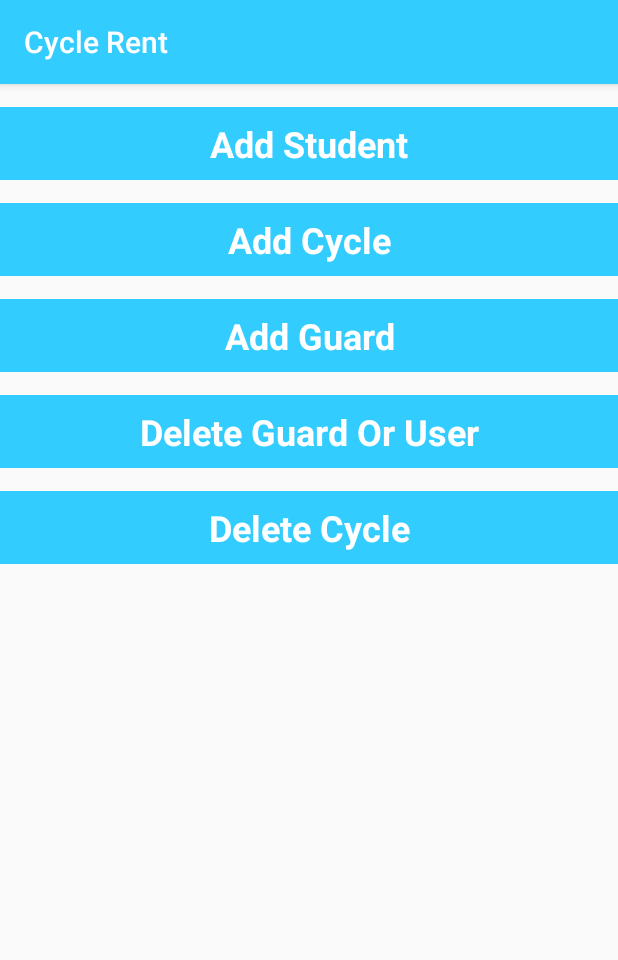
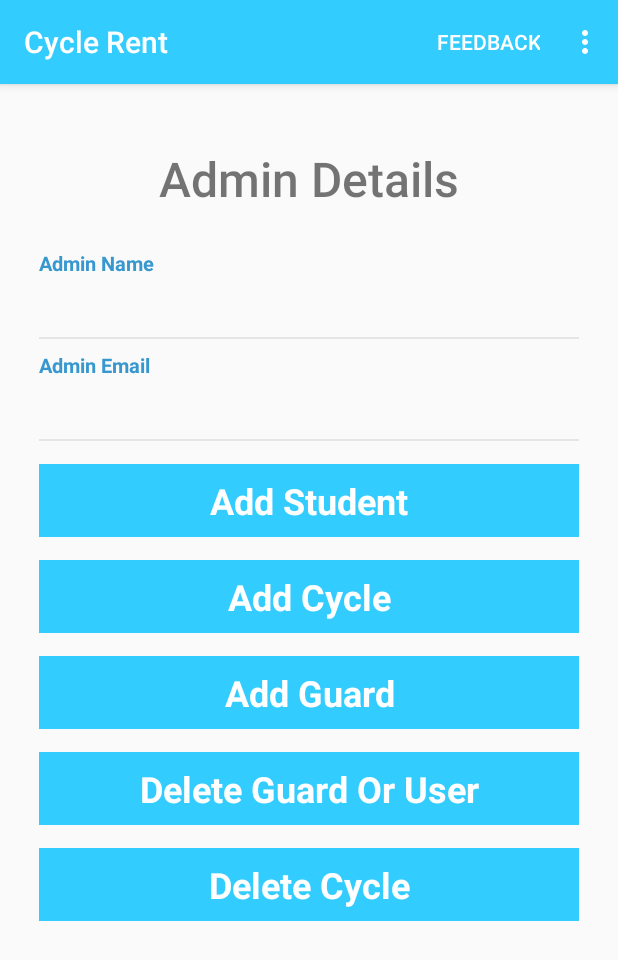
Before and after one commit to suryanshhbtu/GreenRidersHBTU, an Android app: the AdminHome screen opened directly, with no data from a screen before it, on a phone screen of 412 x 824 dp. Shown: the top 960 px of the screen. Run offline under Robolectric (Android 15) with nearby library versions, the phone set to English and light mode, and no system bars.

Commit message:
ChangePassword Added

```diff
--- a/app/src/main/AndroidManifest.xml
+++ b/app/src/main/AndroidManifest.xml
@@ -13,6 +13,9 @@
         android:supportsRtl="true"
         android:theme="@style/AppTheme"
         android:usesCleartextTraffic="true">
+        <activity
+            android:name=".ChangePassword"
+            android:exported="false" />
         <activity
             android:name=".ScannerDeleteCycle"
             android:exported="false" />
--- a/app/src/main/java/com/example/cyclerent/AdminHome.java
+++ b/app/src/main/java/com/example/cyclerent/AdminHome.java
@@ -4,15 +4,32 @@ import androidx.appcompat.app.AppCompatActivity;
 
 import android.content.Intent;
 import android.os.Bundle;
+import android.view.Menu;
+import android.view.MenuItem;
 import android.view.View;
 import android.widget.LinearLayout;
+import android.widget.TextView;
+import android.widget.Toast;
 
 public class AdminHome extends AppCompatActivity {
-
+    public static String _id;
     @Override
     protected void onCreate(Bundle savedInstanceState) {
         super.onCreate(savedInstanceState);
         setContentView(R.layout.activity_admin_home);
+
+        Intent intent = getIntent();
+        _id = intent.getStringExtra("_id");
+        String email = intent.getStringExtra("email");
+
+        String name = intent.getStringExtra("name");
+
+        TextView emailTV = (TextView) findViewById(R.id.adminEmailTV);
+        emailTV.setText(email);
+        TextView nameTV = (TextView) findViewById(R.id.adminNameTV);
+        nameTV.setText(name);
+
+
 
        findViewById(R.id.delete).setOnClickListener(new View.OnClickListener() {
             @Override
@@ -48,4 +65,44 @@ public class AdminHome extends AppCompatActivity {
 
 
     }
+
+    // Adding Menu
+    @Override
+    public boolean onCreateOptionsMenu(Menu menu) {
+        // Inflate the menu options from the res/menu/menu_catalog.xml file.
+        // This adds menu items to the app bar.
+        getMenuInflater().inflate(R.menu.menu_catalog, menu);
+        return true;
+    }
+    @Override
+    public boolean onOptionsItemSelected(MenuItem item) {
+        switch (item.getItemId()) {
+            case R.id.mailIt:
+                Intent intent = new Intent(Intent.ACTION_SEND);
+                intent.setType("text/html");
+                intent.putExtra(Intent.EXTRA_EMAIL, "");
+                intent.putExtra(Intent.EXTRA_SUBJECT, "Write Subject Here");
+                intent.putExtra(Intent.EXTRA_TEXT, "Write Your Feedback Here");
+
+                startActivity(Intent.createChooser(intent, "Send Email"));
+                Toast.makeText(this,"Generating Mail",Toast.LENGTH_SHORT).show();
+                return true;
+            case R.id.logout:
+                MainActivity.AUTH_TOKEN = "";
+                startActivity(new Intent(AdminHome.this, MainActivity.class));
+
+                Toast.makeText(this,"Logout Successfully",Toast.LENGTH_SHORT).show();
+                return true;
+            case R.id.appinfo:
+                startActivity(new Intent(AdminHome.this, AppInfo.class));
+                Toast.makeText(this,"App Info",Toast.LENGTH_SHORT).show();
+                return true;
+            case R.id.changePasswordMenu:
+                startActivity(new Intent(AdminHome.this, ChangePassword.class));
+
+                return true;
+        }
+        return super.onOptionsItemSelected(item);
+    }
+
 }
--- a/app/src/main/java/com/example/cyclerent/RetrofitInterface.java
+++ b/app/src/main/java/com/example/cyclerent/RetrofitInterface.java
@@ -61,6 +61,10 @@ public interface RetrofitInterface {
 
     @DELETE("/users/{email}")
     Call<Void> executeDelete(@Path("email") String abc);
+
+
+    @PATCH("/users/password/{id}")
+    Call<Void> executeChangePassword(@Path("id") String abc,@Body HashMap<String, String> map);
 //    @PATCH("cycles/{cycleid}")
 //    Call<Cycle> getCycle(@Path("cycleid") String id);
 }
--- a/app/src/main/res/layout/activity_admin_home.xml
+++ b/app/src/main/res/layout/activity_admin_home.xml
@@ -1,13 +1,86 @@
 <?xml version="1.0" encoding="utf-8"?>
 <RelativeLayout xmlns:android="http://schemas.android.com/apk/res/android"
-    xmlns:app="http://schemas.android.com/apk/res-auto"
-    xmlns:tools="http://schemas.android.com/tools"
+xmlns:app="http://schemas.android.com/apk/res-auto"
+xmlns:tools="http://schemas.android.com/tools"
+android:layout_width="match_parent"
+android:layout_height="match_parent"
+tools:context=".AdminHome"
+android:padding="26dp">
+
+    <TextView
+        android:id="@+id/title"
+        android:layout_width="wrap_content"
+        android:layout_height="wrap_content"
+        android:layout_centerHorizontal="true"
+        android:layout_marginTop="15sp"
+        android:fontFamily="sans-serif-light"
+        android:text="Admin Details"
+        android:textSize="32sp"
+        android:textStyle="bold" />
+
+    <LinearLayout
+        android:id="@+id/nameLL"
+        android:layout_width="match_parent"
+        android:layout_height="wrap_content"
+        android:layout_below="@+id/title"
+        android:layout_marginTop="25dp"
+        android:orientation="vertical">
+
+        <TextView
+            android:layout_width="wrap_content"
+            android:layout_height="wrap_content"
+            android:text="Admin Name "
+            android:textColor="@color/headings"
+            android:textSize="13sp"
+            android:textStyle="bold" />
+
+        <TextView
+            android:id="@+id/adminNameTV"
+            android:layout_width="match_parent"
+            android:layout_height="match_parent"
+            android:fontFamily="sans-serif-light"
+            android:textColor="#000000"
+            android:textSize="18sp" />
+
+        <View
+            android:layout_width="match_parent"
+            android:layout_height="1dp"
+            android:layout_marginTop="15dp"
+            android:background="@color/grey" />
+    </LinearLayout>
+<LinearLayout
+    android:id="@+id/emailLL"
     android:layout_width="match_parent"
-    android:layout_height="match_parent"
-    tools:context=".AdminHome"
+    android:layout_height="wrap_content"
+    android:layout_below="@+id/nameLL"
+    android:layout_marginTop="8dp"
+    android:orientation="vertical"
     >
 
-    <LinearLayout
+    <TextView
+        android:layout_width="wrap_content"
+        android:layout_height="wrap_content"
+        android:text="Admin Email"
+        android:textColor="@color/headings"
+        android:textSize="13sp"
+        android:textStyle="bold" />
+
+    <TextView
+        android:id="@+id/adminEmailTV"
+        android:layout_width="match_parent"
+        android:layout_height="match_parent"
+        android:fontFamily="sans-serif-light"
+        android:textColor="#000000"
+        android:textSize="18sp" />
+
+    <View
+        android:layout_width="match_parent"
+        android:layout_height="1dp"
+        android:layout_marginTop="15dp"
+        android:background="@color/grey" />
+</LinearLayout>
+ <LinearLayout
+        android:layout_below="@id/emailLL"
         android:id="@+id/addUser"
         android:layout_width="match_parent"
         android:layout_height="wrap_content"
@@ -102,5 +175,4 @@
             android:text="Delete Cycle"
             android:textSize="24dp" />
     </LinearLayout>
-
 </RelativeLayout>
--- a/app/src/main/res/layout/activity_main.xml
+++ b/app/src/main/res/layout/activity_main.xml
@@ -97,6 +97,7 @@
                 android:layout_weight="1" />
 
             <RelativeLayout
+                android:id="@+id/loginRL"
                 android:layout_width="200dp"
                 android:layout_height="wrap_content"
                 android:background="@drawable/button_back">
--- a/app/src/main/res/menu/menu_catalog.xml
+++ b/app/src/main/res/menu/menu_catalog.xml
@@ -15,7 +15,10 @@
     xmlns:app="http://schemas.android.com/apk/res-auto"
     xmlns:tools="http://schemas.android.com/tools"
     tools:context=".CatalogActivity">
-
+    <item
+        android:id="@+id/changePasswordMenu"
+        android:title="Change Password"
+        app:showAsAction="never" />
     <item
         android:id="@+id/logout"
         android:title="Logout"
@@ -29,4 +32,5 @@
         android:id="@+id/appinfo"
         android:title="App Info"
         app:showAsAction="never" />
+
 </menu>
```
Also changed, not shown: app/src/main/java/com/example/cyclerent/ChangePassword.java (added, +83 -0 lines), app/src/main/java/com/example/cyclerent/LoggedGuardActivity.java (+14 -8 lines), app/src/main/java/com/example/cyclerent/LoggedUserActivity.java (+14 -9 lines), app/src/main/java/com/example/cyclerent/MainActivity.java (+23 -7 lines), app/src/main/res/layout/activity_change_password.xml (added, +71 -0 lines).
